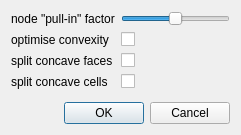
First picture: the form in src/libengrid/guiconverttopolymesh.ui, repository enGits/engrid, before the edit.
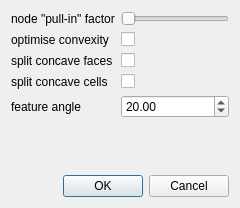
Second picture: the form after the edit.

Commit message: quick and dirty feature edge solution for dual grids

```diff
--- a/src/libengrid/guiconverttopolymesh.ui
+++ b/src/libengrid/guiconverttopolymesh.ui
@@ -6,8 +6,8 @@
    <rect>
     <x>0</x>
     <y>0</y>
-    <width>241</width>
-    <height>135</height>
+    <width>240</width>
+    <height>208</height>
    </rect>
   </property>
   <property name="windowTitle">
@@ -32,7 +32,7 @@
         <number>100</number>
        </property>
        <property name="value">
-        <number>50</number>
+        <number>0</number>
        </property>
        <property name="orientation">
         <enum>Qt::Horizontal</enum>
@@ -81,6 +81,26 @@
        </property>
       </widget>
      </item>
+     <item row="4" column="0">
+      <widget class="QLabel" name="label_5">
+       <property name="text">
+        <string>feature angle</string>
+       </property>
+      </widget>
+     </item>
+     <item row="4" column="1">
+      <widget class="QDoubleSpinBox" name="m_DoubleSpinBoxFeatureAngle">
+       <property name="maximum">
+        <double>180.000000000000000</double>
+       </property>
+       <property name="singleStep">
+        <double>2.500000000000000</double>
+       </property>
+       <property name="value">
+        <double>20.000000000000000</double>
+       </property>
+      </widget>
+     </item>
     </layout>
    </item>
    <item>
```
Left out of the diff: 1 changed line with no effect on the pictures. The commit also changes 4 other files.
